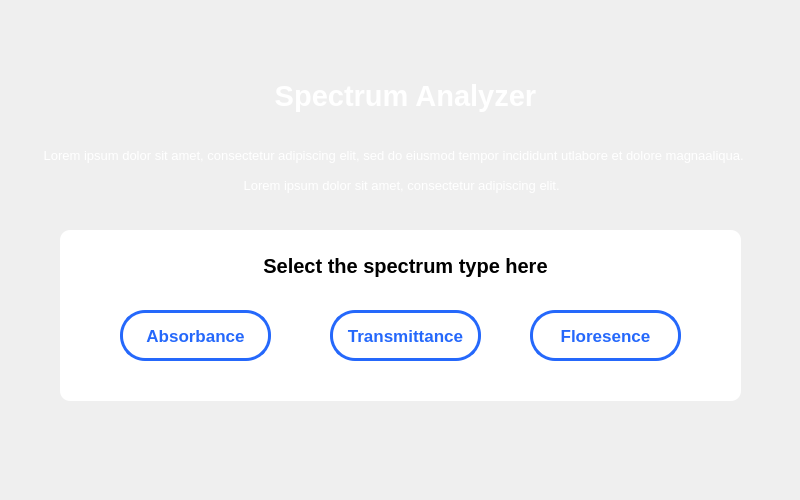
Before: the Qt Designer form SpectrumAnalyzer/home.ui in NilushikaSandeepani/189116Research, drawn with Qt 5.
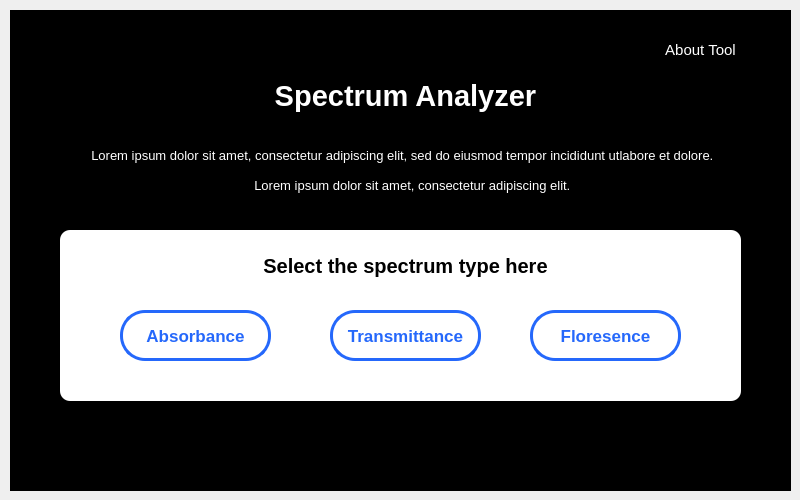
After: the same form once the commit is applied. Icons and pictures are not drawn.

Diff of the .ui file:
```diff
--- a/SpectrumAnalyzer/home.ui
+++ b/SpectrumAnalyzer/home.ui
@@ -23,7 +23,7 @@
     </rect>
    </property>
    <property name="styleSheet">
-    <string notr="true">background-image: url(:/Icons/5152169.jpg);
+    <string notr="true">background-color: rgb(0, 0, 0);
 </string>
    </property>
    <property name="text">
@@ -73,7 +73,10 @@
     <string notr="true">color: rgb(255, 255, 255);</string>
    </property>
    <property name="text">
-    <string> Lorem ipsum dolor sit amet, consectetur adipiscing elit, sed do eiusmod tempor incididunt utlabore et dolore magnaaliqua.</string>
+    <string> Lorem ipsum dolor sit amet, consectetur adipiscing elit, sed do eiusmod tempor incididunt utlabore et dolore.</string>
+   </property>
+   <property name="alignment">
+    <set>Qt::AlignCenter</set>
    </property>
   </widget>
   <widget class="QWidget" name="widget" native="true">
@@ -114,7 +117,7 @@
      <set>Qt::AlignCenter</set>
     </property>
    </widget>
-   <widget class="QPushButton" name="pushButton">
+   <widget class="QPushButton" name="Absorbance">
     <property name="geometry">
      <rect>
       <x>60</x>
@@ -141,7 +144,7 @@
      <string>Absorbance</string>
     </property>
    </widget>
-   <widget class="QPushButton" name="pushButton_2">
+   <widget class="QPushButton" name="Floresence">
     <property name="geometry">
      <rect>
       <x>470</x>
@@ -166,7 +169,7 @@
      <string>Floresence</string>
     </property>
    </widget>
-   <widget class="QPushButton" name="pushButton_3">
+   <widget class="QPushButton" name="Transmittance">
     <property name="geometry">
      <rect>
       <x>270</x>
@@ -212,12 +215,40 @@
    <property name="text">
     <string> Lorem ipsum dolor sit amet, consectetur adipiscing elit.</string>
    </property>
+   <property name="alignment">
+    <set>Qt::AlignCenter</set>
+   </property>
+  </widget>
+  <widget class="QLabel" name="AboutTool">
+   <property name="geometry">
+    <rect>
+     <x>660</x>
+     <y>40</y>
+     <width>81</width>
+     <height>20</height>
+    </rect>
+   </property>
+   <property name="font">
+    <font>
+     <pointsize>11</pointsize>
+    </font>
+   </property>
+   <property name="styleSheet">
+    <string notr="true">color: rgb(255, 255, 255);</string>
+   </property>
+   <property name="text">
+    <string>About Tool</string>
+   </property>
+   <property name="alignment">
+    <set>Qt::AlignCenter</set>
+   </property>
   </widget>
   <zorder>label</zorder>
   <zorder>widget</zorder>
   <zorder>ToolName</zorder>
   <zorder>Description</zorder>
   <zorder>Description_2</zorder>
+  <zorder>AboutTool</zorder>
  </widget>
  <resources/>
  <connections/>
```
